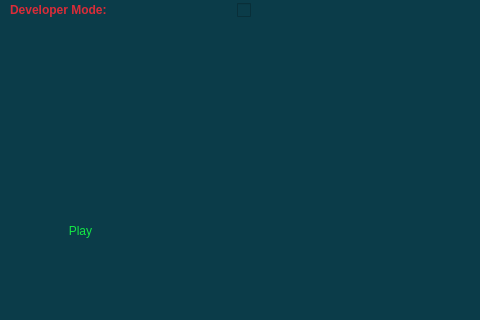
This is src/Views/MainWindow.ui in Portal-2-Multiplayer-Mod/Portal-2-Multiplayer-Mod as Qt 5 draws it before an edit; both pictures show x 0 to 480 and y 204 to 524 of the 795 by 524 pixel window. The edited form follows.
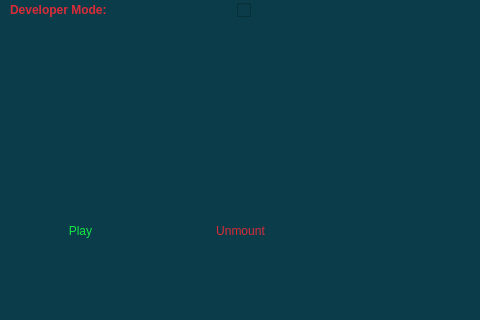
This is the edited form. Icons and pictures are not drawn.

Commit message:
added an unmount button
this should be temporary until we find a way to unmount for both OSs when the game closes

What changed in the file:
```diff
--- a/src/Views/MainWindow.ui
+++ b/src/Views/MainWindow.ui
@@ -231,6 +231,26 @@
      <bool>true</bool>
     </property>
    </widget>
+   <widget class="QPushButton" name="Button_Unmount">
+    <property name="geometry">
+     <rect>
+      <x>150</x>
+      <y>390</y>
+      <width>181</width>
+      <height>51</height>
+     </rect>
+    </property>
+    <property name="styleSheet">
+     <string notr="true">color: rgb(218, 44, 56);
+font: 600 30pt &quot;Quicksand&quot;;</string>
+    </property>
+    <property name="text">
+     <string>Unmount</string>
+    </property>
+    <property name="flat">
+     <bool>true</bool>
+    </property>
+   </widget>
   </widget>
   <widget class="QMenuBar" name="menubar">
    <property name="geometry">
```
The commit also changes 3 other files.
